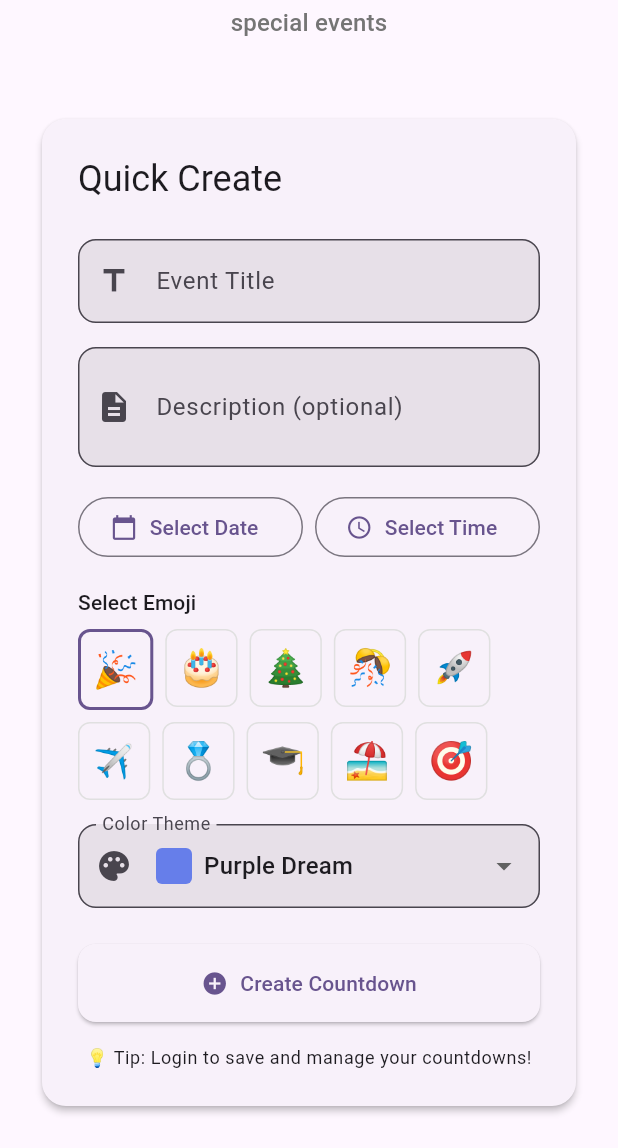
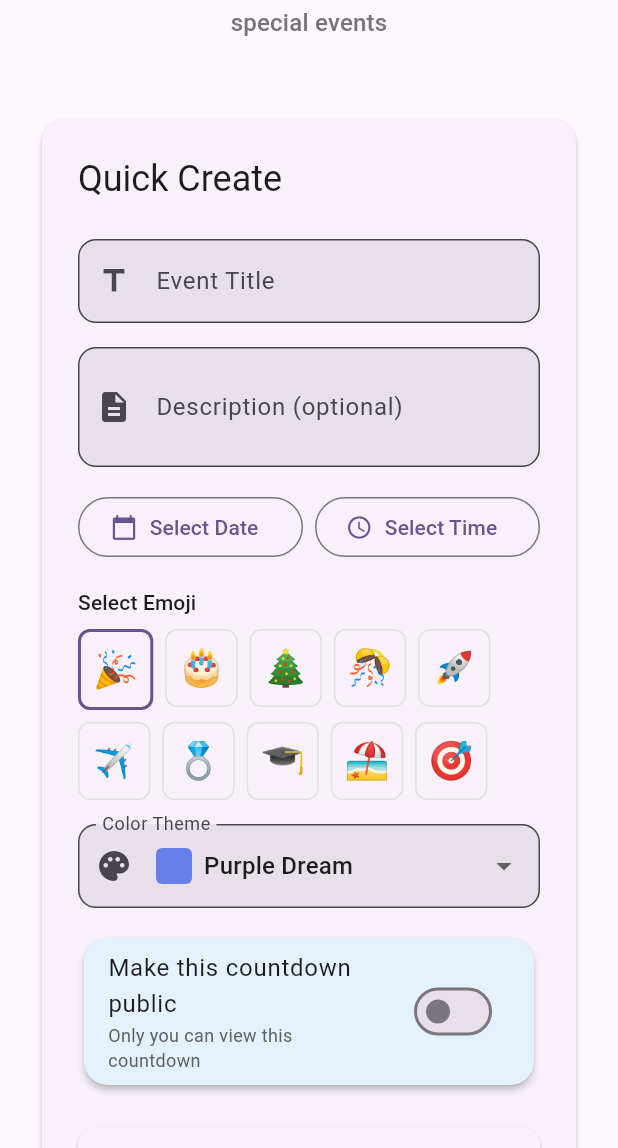
Before and after one commit to lohanidamodar/count_down_now, a Flutter app: the screen it shows after launch, scrolled down 190 dp, on a phone screen of 412 x 824 dp, the part 88-1236 px from its top. Run offline on Flutter 3.47's test engine with Material 3 defaults, Android fonts, the phone set to English and light mode, and no system bars; our stand-ins replace appwrite, flutter_riverpod, go_router; network calls fail.

Commit message:
fixes and updates

```diff
--- a/lib/main.dart
+++ b/lib/main.dart
@@ -1,10 +1,12 @@
 import 'package:flutter/material.dart';
 import 'package:flutter_riverpod/flutter_riverpod.dart';
+import 'package:flutter_web_plugins/flutter_web_plugins.dart';
 import 'app_router.dart';
 import 'core/app_theme.dart';
 
 void main() {
   WidgetsFlutterBinding.ensureInitialized();
+  usePathUrlStrategy();
   runApp(const ProviderScope(child: CountDownNowApp()));
 }
 
--- a/lib/pages/countdown_view_page.dart
+++ b/lib/pages/countdown_view_page.dart
@@ -132,7 +132,16 @@ class _CountdownViewPageState extends ConsumerState<CountdownViewPage> {
     }
 
     final countdown = _countdown!;
-    final theme = CountdownTheme.fromName(countdown.themeColor);
+
+    // Parse theme from hex color or fallback to name matching
+    CountdownTheme theme;
+    try {
+      theme = CountdownTheme.fromHex(countdown.themeColor);
+    } catch (e) {
+      // Fallback to name matching for old data
+      theme = CountdownTheme.fromName(countdown.themeColor);
+    }
+
     final timeRemaining = countdown.timeRemaining;
     final isFinished = countdown.isFinished;
 
--- a/lib/pages/home_page.dart
+++ b/lib/pages/home_page.dart
@@ -21,6 +21,7 @@ class _HomePageState extends ConsumerState<HomePage> {
   TimeOfDay? _targetTime;
   String _selectedEmoji = '🎉';
   CountdownTheme _selectedTheme = CountdownTheme.presets[0];
+  bool _isPublic = false;
 
   final List<String> _popularEmojis = [
     '🎉',
@@ -93,9 +94,9 @@ class _HomePageState extends ConsumerState<HomePage> {
           : _descriptionController.text.trim(),
       emoji: _selectedEmoji,
       targetDateTime: targetDateTime,
-      themeColor: _selectedTheme.name,
+      themeColor: _selectedTheme.getGradientHex(),
       ownerId: authState.user?.$id,
-      isPublic: true,
+      isPublic: _isPublic,
       createdAt: DateTime.now(),
     );
 
@@ -355,6 +356,28 @@ class _HomePageState extends ConsumerState<HomePage> {
                               }
                             },
                           ),
+                          const SizedBox(height: 16),
+
+                          // Public/Private Toggle
+                          Card(
+                            color: Colors.blue.shade50,
+                            child: SwitchListTile(
+                              title: const Text('Make this countdown public'),
+                              subtitle: Text(
+                                _isPublic
+                                    ? 'Anyone with the link can view this countdown'
+                                    : 'Only you can view this countdown',
+                                style: TextStyle(
+                                  fontSize: 12,
+                                  color: Colors.grey.shade700,
+                                ),
+                              ),
+                              value: _isPublic,
+                              onChanged: (value) {
+                                setState(() => _isPublic = value);
+                              },
+                            ),
+                          ),
                           const SizedBox(height: 24),
 
                           // Create Button
--- a/pubspec.yaml
+++ b/pubspec.yaml
@@ -8,6 +8,8 @@ environment:
 
 dependencies:
   flutter:
+    sdk: flutter
+  flutter_web_plugins:
     sdk: flutter
   go_router: ^17.0.0
   appwrite: ^20.3.0
```
Also changed, not shown: lib/core/app_theme.dart (+51 -0 lines), lib/pages/create_edit_countdown_page.dart (+37 -6 lines), pubspec.lock.
